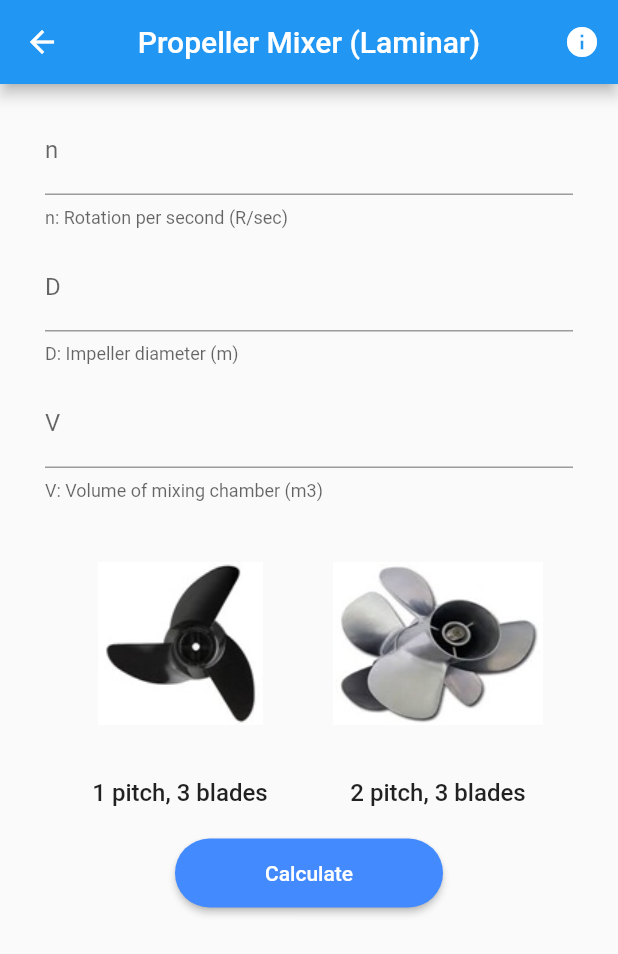
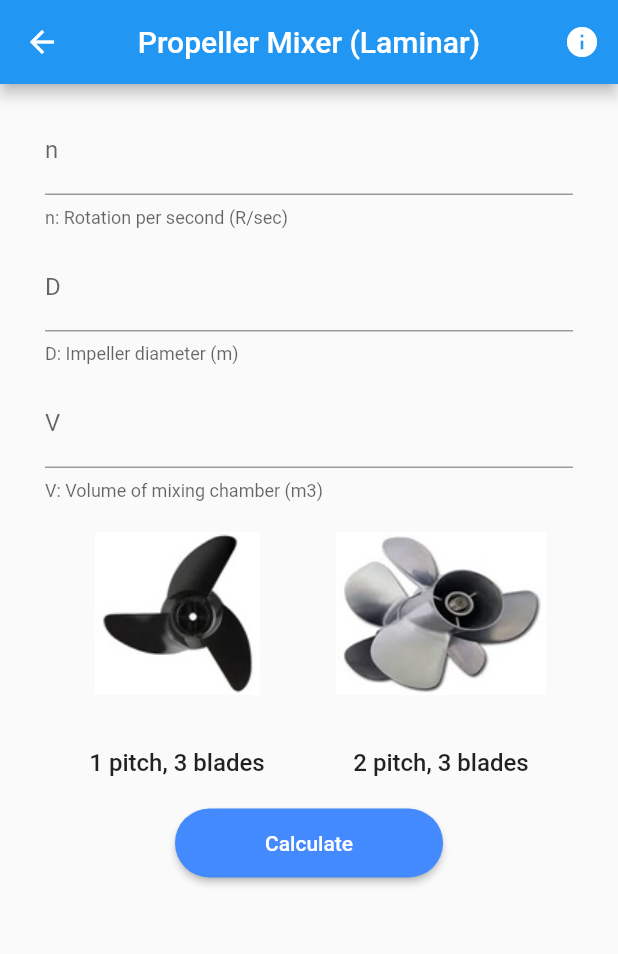
Before and after one commit to aelshamy/GValueCalculator, a Flutter app: the PropellerMixerLaminar screen opened directly, on a phone screen of 412 x 824 dp. Shown: the top 954 px of the screen. Run offline on Flutter 3.47's test engine with Material 2 defaults, Android fonts, the phone set to English and light mode, and no system bars.

Commit message:
make  ImageCheckBoxButton flexiable

```diff
--- a/lib/src/checkbox_button.dart
+++ b/lib/src/checkbox_button.dart
@@ -22,11 +22,11 @@ class ImageCheckBoxButton extends StatefulWidget {
 class ImageCheckBoxButtonState extends State<ImageCheckBoxButton> {
   @override
   Widget build(BuildContext context) {
-    return Container(
-      margin: EdgeInsets.only(top: 20.0),
+    return Expanded(
+      // margin: EdgeInsets.only(top: 20.0),
       child: FlatButton(
         child: SizedBox(
-          width: 140.0,
+          // width: 140.0,
           child: Column(
             children: <Widget>[
               Stack(
```
